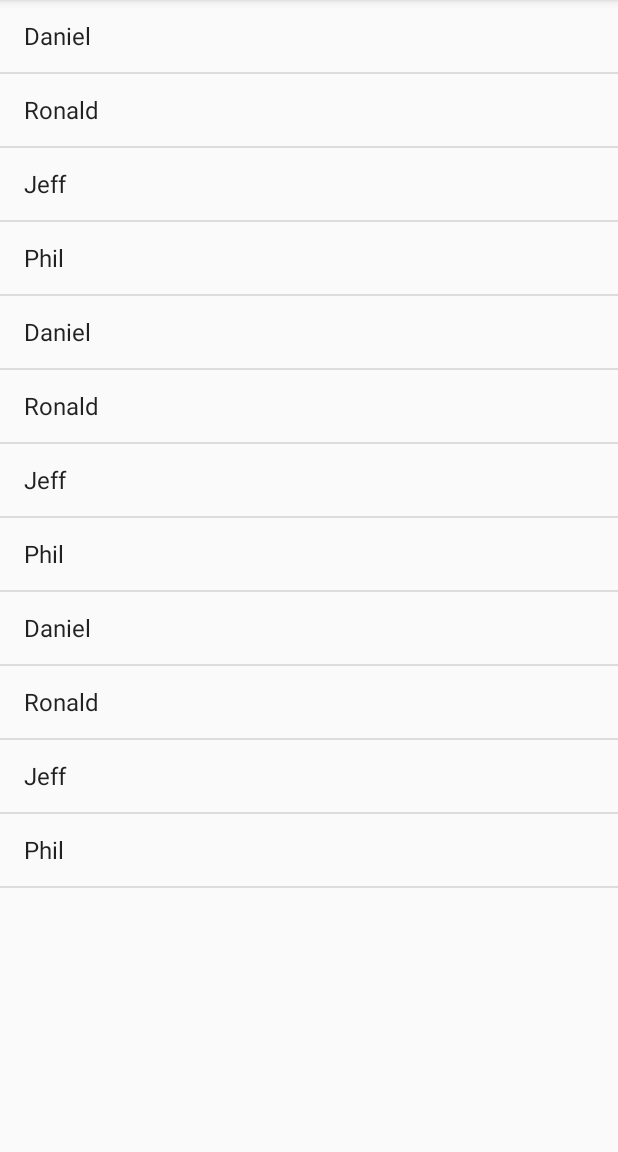
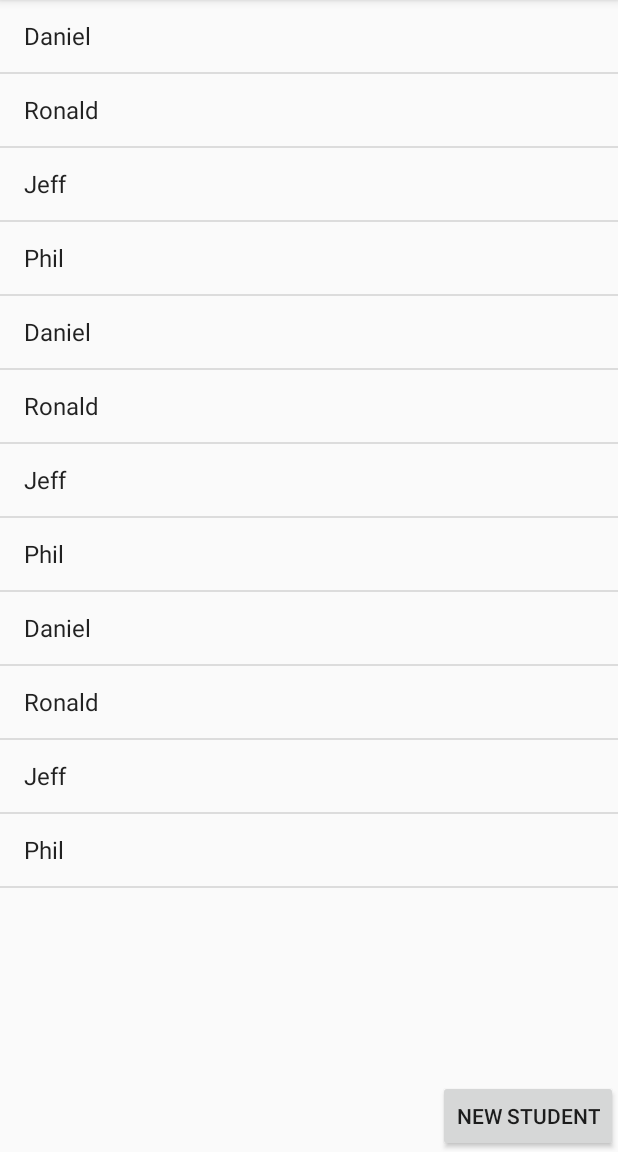
Before and after one commit to joabetc/Agenda, an Android app: the screen it shows after launch (StudentsListActivity), on a phone screen of 412 x 824 dp, the part 84-1236 px from its top. Run offline under Robolectric (Android 15) with nearby library versions, the light colour scheme and no system bars.

Commit message:
Creating a floating button

```diff
--- a/app/src/main/res/layout/activity_students_list.xml
+++ b/app/src/main/res/layout/activity_students_list.xml
@@ -1,5 +1,5 @@
 <?xml version="1.0" encoding="utf-8"?>
-<LinearLayout xmlns:android="http://schemas.android.com/apk/res/android"
+<RelativeLayout xmlns:android="http://schemas.android.com/apk/res/android"
     android:layout_width="match_parent"
     android:layout_height="match_parent"
     android:orientation="vertical">
@@ -7,6 +7,13 @@
     <ListView
         android:layout_width="match_parent"
         android:layout_height="match_parent"
-        android:id="@+id/students_list"></ListView>
+        android:id="@+id/students_list" />
 
-</LinearLayout>
+    <Button
+        android:layout_width="wrap_content"
+        android:layout_height="wrap_content"
+        android:text="New student"
+        android:layout_alignParentBottom="true"
+        android:layout_alignParentRight="true" />
+
+</RelativeLayout>
```
